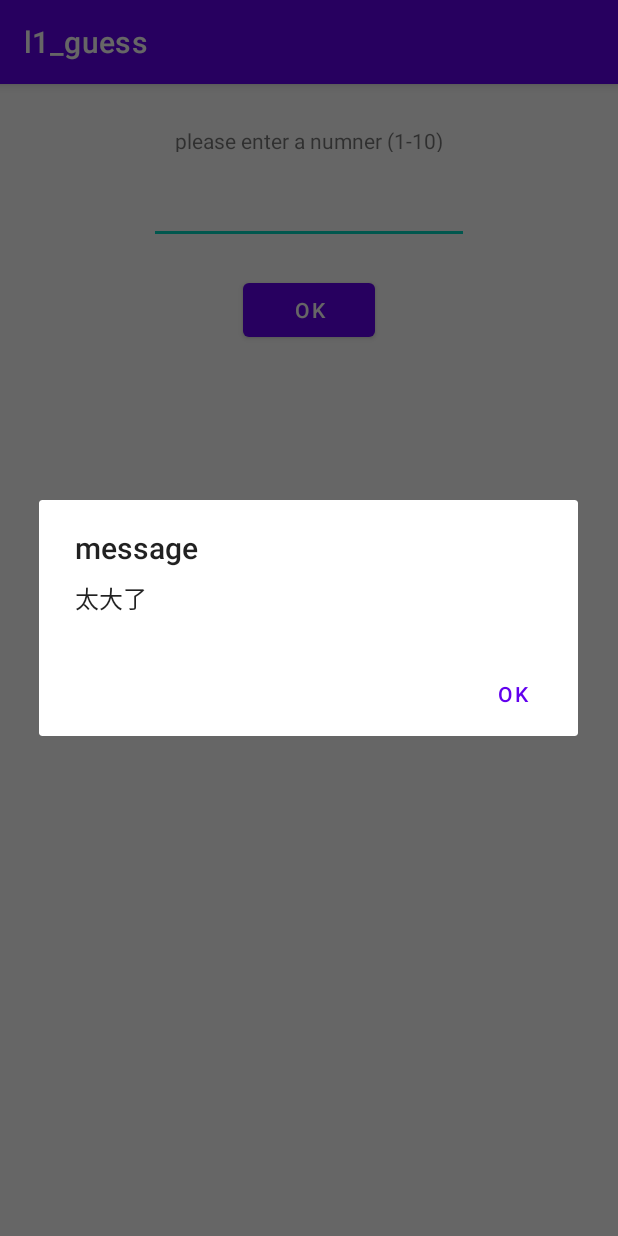
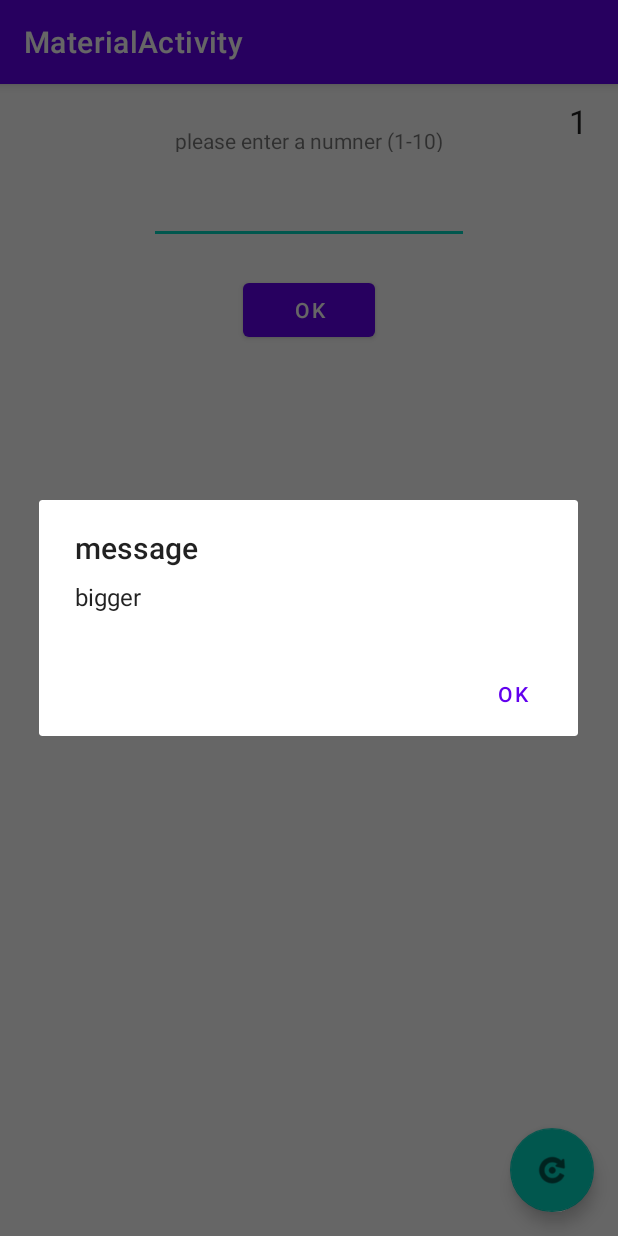
Before and after one commit to morningstar4499/l1_-guess, an Android app: the screen it shows after launch (MainActivity before the commit, MaterialActivity after it), after a tap on "OK", on a phone screen of 412 x 824 dp. Run offline under Robolectric (Android 15) with nearby library versions, the phone set to English and light mode, and no system bars; 1 statement that could not run was skipped.

Commit message:
作業1 猜數字 APP 專案增加需求實作

```diff
--- a/app/build.gradle
+++ b/app/build.gradle
@@ -41,6 +41,8 @@ dependencies {
     implementation 'androidx.appcompat:appcompat:1.3.1'
     implementation 'com.google.android.material:material:1.5.0'
     implementation 'androidx.constraintlayout:constraintlayout:2.1.3'
+    implementation 'androidx.navigation:navigation-fragment-ktx:2.2.2'
+    implementation 'androidx.navigation:navigation-ui-ktx:2.2.2'
     testImplementation 'junit:junit:4.+'
     androidTestImplementation 'androidx.test.ext:junit:1.1.3'
     androidTestImplementation 'androidx.test.espresso:espresso-core:3.4.0'
--- a/app/src/main/java/com/morningstar/l1_guess/MainActivity.kt
+++ b/app/src/main/java/com/morningstar/l1_guess/MainActivity.kt
@@ -9,32 +9,12 @@ import androidx.appcompat.app.AlertDialog
 import kotlinx.android.synthetic.main.activity_main.*
 
 class MainActivity : AppCompatActivity() {
-    val secretnumber = SecretNumber()
+
 
     override fun onCreate(savedInstanceState: Bundle?) {
         super.onCreate(savedInstanceState)
         setContentView(R.layout.activity_main)
-        Log.d("mainActivity","secretnumber="+ secretnumber.secret)
-    }
-    fun check(v : View){
-        val num = ed_number.text.toString().toInt()
-        Log.d("mainActivity","number="+ num)
-        val diff:Int =secretnumber.validate(num)
-        var  mess= ""
-        if(diff < 0){
-            mess = "太大了"
-        }
-        else  if (diff > 0){
-            mess = "太小了"
-        }
-        else if(diff == 0 ){
-            mess = "right"
-        }
-        AlertDialog.Builder(this)
-            .setTitle("message")
-            .setMessage(mess)
-            .setPositiveButton("ok",null)
-            .show()
 
     }
+
 }
--- /dev/null
+++ b/app/src/main/java/com/morningstar/l1_guess/MaterialActivity.kt
@@ -0,0 +1,73 @@
+package com.morningstar.l1_guess
+
+import android.os.Bundle
+import android.util.Log
+import android.view.View
+import androidx.appcompat.app.AlertDialog
+import com.google.android.material.floatingactionbutton.FloatingActionButton
+import com.google.android.material.snackbar.Snackbar
+import androidx.appcompat.app.AppCompatActivity
+import kotlinx.android.synthetic.main.content_material.*
+
+class MaterialActivity : AppCompatActivity() {
+    val secretnumber = SecretNumber()
+    val Tag = MainActivity::class.java.simpleName
+
+    override fun onCreate(savedInstanceState: Bundle?) {
+
+
+
+        super.onCreate(savedInstanceState)
+        setContentView(R.layout.activity_material)
+        setSupportActionBar(findViewById(R.id.toolbar))
+
+        findViewById<FloatingActionButton>(R.id.fab).setOnClickListener { view ->
+            //Snackbar.make(view, "Replace with your own action", Snackbar.LENGTH_LONG)
+              //  .setAction("Action", null).show()
+            AlertDialog.Builder(this)
+                .setTitle("Replay game")
+                .setMessage("Are u sure")
+                .setPositiveButton(getString(R.string.ok),{dialog,which->
+                    secretnumber.Reset()
+                    txv_cnt.setText(secretnumber.count.toString())
+                    Log.d(Tag,"secretnumber="+ secretnumber.secret)
+                    txv_cnt.setText(secretnumber.count.toString() )
+                    ed_number.setText("")
+
+                })
+                .setNeutralButton("Cancel",null)
+                .show()
+        }
+
+    }
+    fun check(v : View){
+
+        val num = ed_number.text.toString().toInt()
+        Log.d(Tag,"number="+ num)
+        val diff:Int =secretnumber.validate(num)
+        var  mess= ""
+        if(diff < 0){
+            mess = getString(R.string.bigger)
+        }
+        else  if (diff > 0){
+            mess = getString(R.string.samll)
+        }
+        else if(diff == 0 ){
+            if (secretnumber.count <=2 ){
+                mess = getString(R.string.Excellent_The_number_is)+secretnumber.secret.toString()
+            }
+            else{
+                mess = getString(R.string.u_get_it)
+            }
+
+        }
+        txv_cnt.setText(secretnumber.count.toString() )
+        AlertDialog.Builder(this)
+            .setTitle(getString(R.string.AlertDialog_messsage))
+            .setMessage(mess)
+            .setPositiveButton(getString(R.string.ok),null)
+            .show()
+
+    }
+
+}
--- a/app/src/main/java/com/morningstar/l1_guess/SecretNumber.kt
+++ b/app/src/main/java/com/morningstar/l1_guess/SecretNumber.kt
@@ -4,11 +4,16 @@ import kotlin.random.Random
 
 class SecretNumber {
 
-    val secret  = Random(100).nextInt(10)+1
+    var secret  = Random.nextInt(10)+1
     var count =0
     fun validate(number:Int):Int {
         count++
         return number - secret
+    }
+    fun Reset(){
+
+        secret  = Random.nextInt(10)+1
+        count =0
     }
 }
 
--- /dev/null
+++ b/app/src/main/res/layout/activity_material.xml
@@ -0,0 +1,33 @@
+<?xml version="1.0" encoding="utf-8"?>
+<androidx.coordinatorlayout.widget.CoordinatorLayout xmlns:android="http://schemas.android.com/apk/res/android"
+    xmlns:app="http://schemas.android.com/apk/res-auto"
+    xmlns:tools="http://schemas.android.com/tools"
+    android:layout_width="match_parent"
+    android:layout_height="match_parent"
+    tools:context=".MaterialActivity">
+
+    <com.google.android.material.appbar.AppBarLayout
+        android:layout_width="match_parent"
+        android:layout_height="wrap_content"
+        android:theme="@style/Theme.L1_guess.AppBarOverlay">
+
+        <androidx.appcompat.widget.Toolbar
+            android:id="@+id/toolbar"
+            android:layout_width="match_parent"
+            android:layout_height="?attr/actionBarSize"
+            android:background="?attr/colorPrimary"
+            app:popupTheme="@style/Theme.L1_guess.PopupOverlay" />
+
+    </com.google.android.material.appbar.AppBarLayout>
+
+    <include layout="@layout/content_material" />
+
+    <com.google.android.material.floatingactionbutton.FloatingActionButton
+        android:id="@+id/fab"
+        android:layout_width="wrap_content"
+        android:layout_height="wrap_content"
+        android:layout_gravity="bottom|end"
+        android:layout_margin="@dimen/fab_margin"
+        app:srcCompat="@android:drawable/ic_menu_rotate" />
+
+</androidx.coordinatorlayout.widget.CoordinatorLayout>
--- /dev/null
+++ b/app/src/main/res/layout/content_material.xml
@@ -0,0 +1,52 @@
+<?xml version="1.0" encoding="utf-8"?>
+<androidx.constraintlayout.widget.ConstraintLayout xmlns:android="http://schemas.android.com/apk/res/android"
+    xmlns:app="http://schemas.android.com/apk/res-auto"
+    xmlns:tools="http://schemas.android.com/tools"
+    android:layout_width="match_parent"
+    android:layout_height="match_parent"
+    app:layout_behavior="@string/appbar_scrolling_view_behavior">
+
+    <TextView
+        android:id="@+id/tex"
+        android:layout_width="wrap_content"
+        android:layout_height="17dp"
+        android:layout_marginTop="28dp"
+        android:text="please enter a numner (1-10)"
+        app:layout_constraintEnd_toEndOf="parent"
+        app:layout_constraintStart_toStartOf="parent"
+        app:layout_constraintTop_toTopOf="parent" />
+
+    <EditText
+        android:id="@+id/ed_number"
+        android:layout_width="wrap_content"
+        android:layout_height="wrap_content"
+        android:layout_marginTop="16dp"
+        android:ems="10"
+        android:inputType="numberDecimal"
+        app:layout_constraintEnd_toEndOf="parent"
+        app:layout_constraintStart_toStartOf="parent"
+        app:layout_constraintTop_toBottomOf="@+id/tex" />
+
+    <Button
+        android:id="@+id/btn_ok"
+        android:layout_width="wrap_content"
+        android:layout_height="wrap_content"
+        android:layout_marginTop="20dp"
+        android:onClick="check"
+        android:text="ok"
+        app:layout_constraintEnd_toEndOf="parent"
+        app:layout_constraintStart_toStartOf="parent"
+        app:layout_constraintTop_toBottomOf="@+id/ed_number" />
+
+    <TextView
+        android:id="@+id/txv_cnt"
+        android:layout_width="wrap_content"
+        android:layout_height="wrap_content"
+        android:layout_marginTop="10dp"
+        android:layout_marginEnd="20dp"
+        android:text="0"
+        android:textAppearance="@style/TextAppearance.AppCompat.Large"
+        app:layout_constraintEnd_toEndOf="parent"
+        app:layout_constraintTop_toTopOf="parent" />
+
+</androidx.constraintlayout.widget.ConstraintLayout>
--- a/app/src/main/res/layout/linear_main.xml
+++ b/app/src/main/res/layout/linear_main.xml
@@ -14,7 +14,7 @@
             android:layout_height="wrap_content"
             android:layout_gravity="center_horizontal"
             android:layout_marginTop="20dp"
-            android:text="please enter number"
+            android:text="@string/please_enter_number"
             android:textAppearance="@style/TextAppearance.AppCompat.Large" />
 
         <EditText
@@ -32,6 +32,6 @@
             android:layout_height="wrap_content"
             android:layout_gravity="center_horizontal"
             android:layout_marginTop="20dp"
-            android:text="Button" />
+            android:text="@string/ok" />
     </LinearLayout>
 </LinearLayout>
--- /dev/null
+++ b/app/src/main/res/values/dimens.xml
@@ -0,0 +1,3 @@
+<resources>
+    <dimen name="fab_margin">16dp</dimen>
+</resources>
--- a/app/src/main/res/values/strings.xml
+++ b/app/src/main/res/values/strings.xml
@@ -1,3 +1,19 @@
 <resources>
     <string name="app_name">l1_guess</string>
+    <string name="please_enter_number">please enter number</string>
+    <string name="ok">ok</string>
+    <string name="bigger">bigger</string>
+    <string name="samll">smaller</string>
+    <string name="u_get_it">\"u got it \"</string>
+    <string name="AlertDialog_messsage">message</string>
+    <string name="title_activity_material">MaterialActivity</string>
+    <!-- Strings used for fragments for navigation -->
+    <string name="first_fragment_label">First Fragment</string>
+    <string name="second_fragment_label">Second Fragment</string>
+    <string name="next">Next</string>
+    <string name="previous">Previous</string>
+
+    <string name="hello_first_fragment">Hello first fragment</string>
+    <string name="hello_second_fragment">Hello second fragment. Arg: %1$s</string>
+    <string name="Excellent_The_number_is">"Excellent! The number is "</string>
 </resources>
--- a/app/src/main/res/values/themes.xml
+++ b/app/src/main/res/values/themes.xml
@@ -13,4 +13,13 @@
         <item name="android:statusBarColor" tools:targetApi="l">?attr/colorPrimaryVariant</item>
         <!-- Customize your theme here. -->
     </style>
+
+    <style name="Theme.L1_guess.NoActionBar">
+        <item name="windowActionBar">false</item>
+        <item name="windowNoTitle">true</item>
+    </style>
+
+    <style name="Theme.L1_guess.AppBarOverlay" parent="ThemeOverlay.AppCompat.Dark.ActionBar" />
+
+    <style name="Theme.L1_guess.PopupOverlay" parent="ThemeOverlay.AppCompat.Light" />
 </resources>
```
Also changed, not shown: app/src/main/AndroidManifest.xml (+8 -2 lines), app/src/main/java/com/morningstar/l1_guess/FirstFragment.kt (added, +31 -0 lines), app/src/main/java/com/morningstar/l1_guess/SecondFragment.kt (added, +31 -0 lines), app/src/main/res/layout/fragment_first.xml (added, +28 -0 lines), app/src/main/res/layout/fragment_second.xml (added, +27 -0 lines), app/src/main/res/navigation/nav_graph.xml (added, +28 -0 lines), 1 other file.
